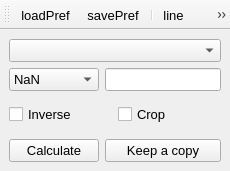
This is UIs/nRegionPath.ui in NeutrinoToolkit/Neutrino as Qt 5 draws it before an edit. The edited form follows.
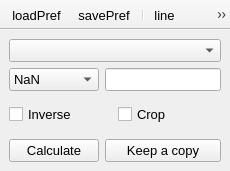
This is the edited form. Icons and pictures are not drawn.

Diff of the .ui file:
```diff
--- a/UIs/nRegionPath.ui
+++ b/UIs/nRegionPath.ui
@@ -160,6 +160,9 @@
    <property name="windowTitle">
     <string>toolBar</string>
    </property>
+   <property name="movable">
+    <bool>false</bool>
+   </property>
    <property name="iconSize">
     <size>
      <width>20</width>
```
